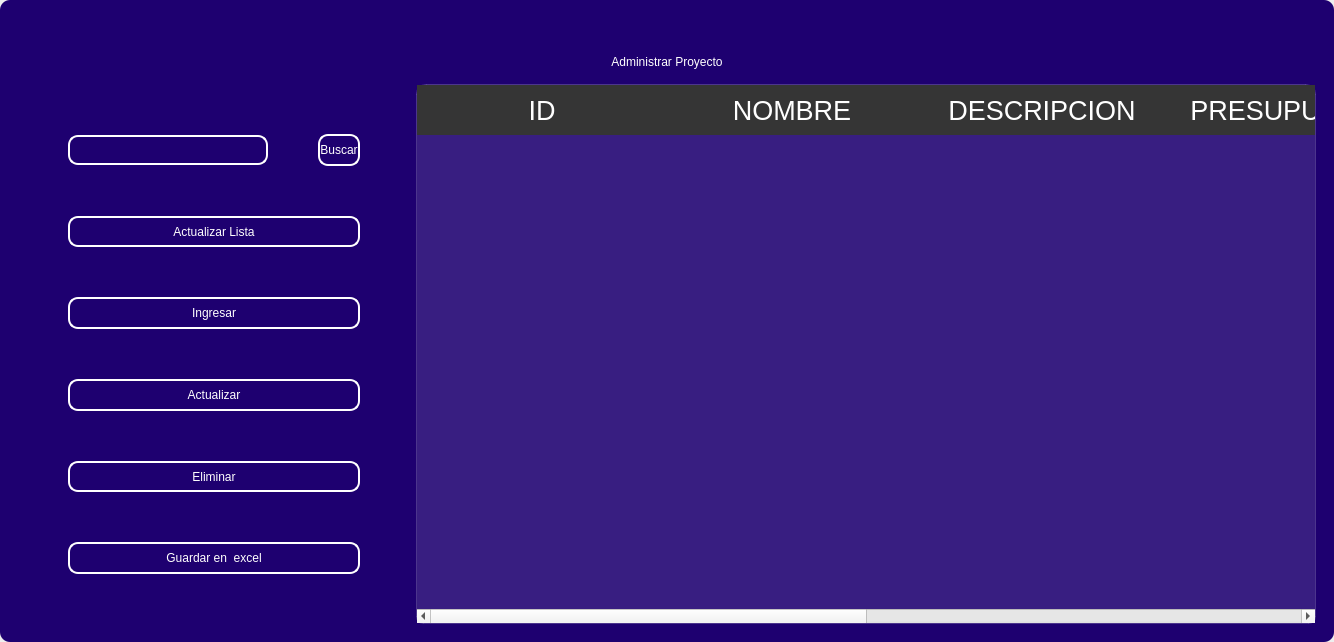
Above: design/standar/mainproject0.ui from codemiguel-dev/ERP-EmprendeSoft-Desktop before the change. Below: the same form after it.
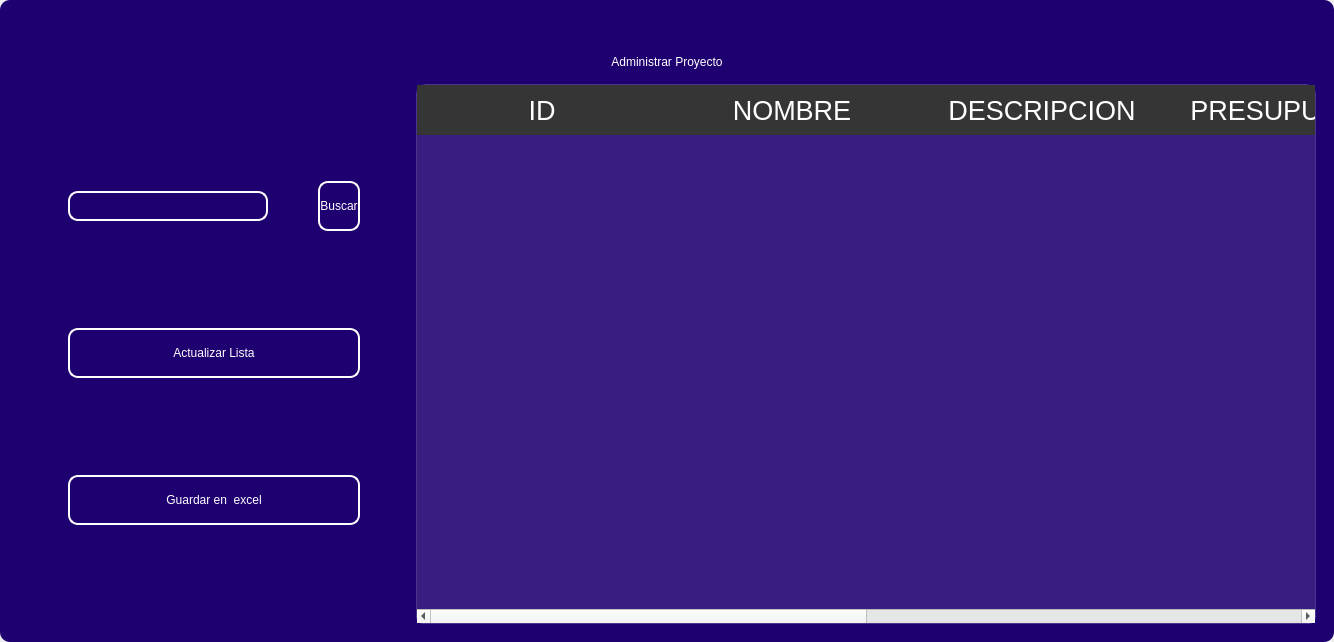
That is the form after the change. Icons and pictures are not drawn.

What changed in the file:
```diff
--- a/design/standar/mainproject0.ui
+++ b/design/standar/mainproject0.ui
@@ -516,120 +516,6 @@
               </property>
              </widget>
             </item>
-            <item>
-             <widget class="QPushButton" name="btn_add">
-              <property name="maximumSize">
-               <size>
-                <width>300</width>
-                <height>50</height>
-               </size>
-              </property>
-              <property name="cursor">
-               <cursorShape>PointingHandCursor</cursorShape>
-              </property>
-              <property name="styleSheet">
-               <string notr="true">QPushButton{
-border-radius:10px; 
-font: 12pt &quot;Arial&quot;;
-color: rgb(255, 255, 254);
-border: 2px solid #ffffff;
-}
-
-QPushButton:hover{
-border-radius:10px; 
-font: 12pt &quot;Arial&quot;;
-color: rgb(255, 255, 255);
-border: 2px solid rgb(120, 0, 171);
-	background-color: rgb(120, 0, 171);
-}</string>
-              </property>
-              <property name="text">
-               <string>Ingresar</string>
-              </property>
-              <property name="iconSize">
-               <size>
-                <width>35</width>
-                <height>35</height>
-               </size>
-              </property>
-             </widget>
-            </item>
-            <item>
-             <widget class="QPushButton" name="btn_update">
-              <property name="maximumSize">
-               <size>
-                <width>300</width>
-                <height>50</height>
-               </size>
-              </property>
-              <property name="cursor">
-               <cursorShape>PointingHandCursor</cursorShape>
-              </property>
-              <property name="styleSheet">
-               <string notr="true">QPushButton{
-border-radius:10px; 
-font: 12pt &quot;Arial&quot;;
-color: rgb(255, 255, 254);
-border: 2px solid #ffffff;
-}
-
-QPushButton:hover{
-border-radius:10px; 
-font: 12pt &quot;Arial&quot;;
-color: rgb(255, 255, 255);
-border: 2px solid rgb(120, 0, 171);
-	background-color: rgb(120, 0, 171);
-}</string>
-              </property>
-              <property name="text">
-               <string>Actualizar</string>
-              </property>
-              <property name="iconSize">
-               <size>
-                <width>35</width>
-                <height>35</height>
-               </size>
-              </property>
-             </widget>
-            </item>
-            <item>
-             <widget class="QPushButton" name="btn_delete">
-              <property name="maximumSize">
-               <size>
-                <width>300</width>
-                <height>50</height>
-               </size>
-              </property>
-              <property name="cursor">
-               <cursorShape>PointingHandCursor</cursorShape>
-              </property>
-              <property name="styleSheet">
-               <string notr="true">QPushButton{
-border-radius:10px; 
-font: 12pt &quot;Arial&quot;;
-color: rgb(255, 255, 254);
-border: 2px solid #ffffff;
-}
-
-QPushButton:hover{
-border-radius:10px; 
-font: 12pt &quot;Arial&quot;;
-color: rgb(255, 255, 255);
-border: 2px solid rgb(120, 0, 171);
-	background-color: rgb(120, 0, 171);
-}</string>
-              </property>
-              <property name="text">
-               <string>Eliminar</string>
-              </property>
-              <property name="iconSize">
-               <size>
-                <width>35</width>
-                <height>35</height>
-               </size>
-              </property>
-             </widget>
-            </item>
             <item>
              <widget class="QPushButton" name="btn_excel">
               <property name="minimumSize">
```
